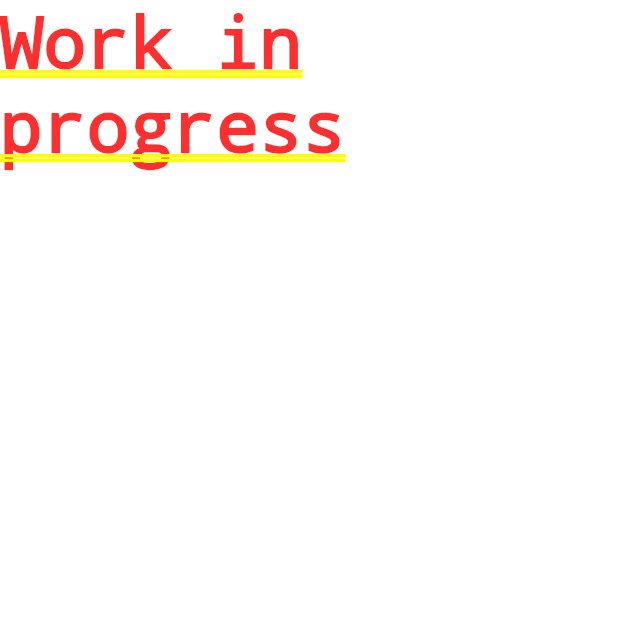
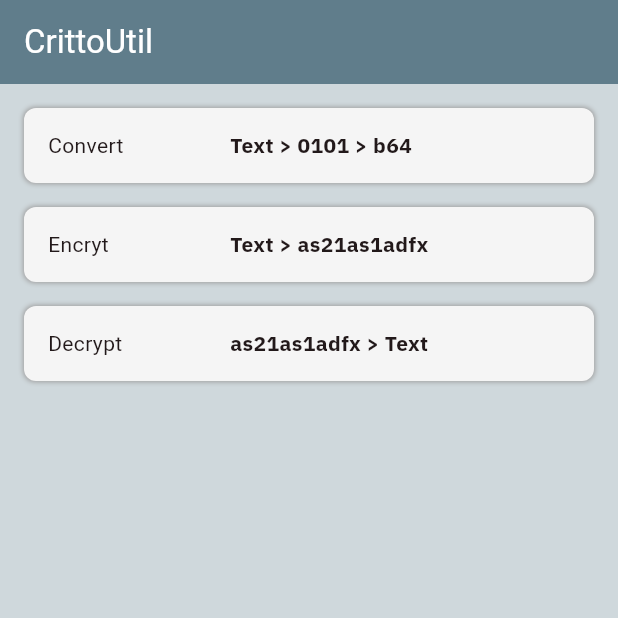
Before and after one commit to jonathanlamela/crittoutil, a Flutter app: the screen it shows after launch, on a phone screen of 412 x 824 dp, the top half of it. Run offline on Flutter 3.47's test engine with Material 3 defaults, Android fonts, the phone set to English and light mode, and no system bars; our stand-ins replace google_fonts.

Commit message:
added dark mode

```diff
--- /dev/null
+++ b/l10n.yaml
@@ -0,0 +1,3 @@
+synthetic-package: false
+output-dir: lib/src/generated/i18n
+template-arb-file: app_en.arb
--- /dev/null
+++ b/lib/l10n/app_en.arb
@@ -0,0 +1,9 @@
+{
+    "@@locale": "en",
+    "convert": "Convert",
+    "@convert": {},
+    "encrypt": "Encryt",
+    "@encrypt": {},
+    "decrypt": "Decrypt",
+    "@decrypt": {}
+}
--- /dev/null
+++ b/lib/l10n/app_it.arb
@@ -0,0 +1,6 @@
+{
+    "@@locale": "it",
+    "convert": "Converti",
+    "encrypt": "Cifra",
+    "decrypt": "Decifra"
+}
--- a/lib/main.dart
+++ b/lib/main.dart
@@ -1,3 +1,5 @@
+import 'package:crittoutil/screens/home_screen.dart';
+import 'package:crittoutil/src/generated/i18n/app_localizations.dart';
 import 'package:flutter/material.dart';
 
 void main() {
@@ -12,10 +14,29 @@ class MyApp extends StatelessWidget {
   Widget build(BuildContext context) {
     return MaterialApp(
       title: 'Critto Util',
+      themeMode: ThemeMode.system,
       theme: ThemeData(
-        colorScheme: ColorScheme.fromSeed(seedColor: Colors.deepPurple),
+        colorScheme: ColorScheme.fromSeed(
+          seedColor: Colors.pink,
+          primary: Colors.blueGrey,
+          primaryContainer: Colors.blueGrey.shade100,
+          secondaryContainer: Colors.grey.shade100,
+        ),
       ),
-      home: Container(child: Text("Work in progress")),
+      darkTheme: ThemeData(
+        colorScheme: ColorScheme.fromSeed(
+          seedColor: Colors.pink,
+          primary: Colors.blueGrey.shade900,
+          primaryContainer: Colors.blueGrey.shade800,
+          secondaryContainer: Colors.black,
+        ),
+        textTheme: TextTheme(bodyMedium: TextStyle(color: Colors.white)),
+      ),
+
+      localizationsDelegates: AppLocalizations.localizationsDelegates,
+      supportedLocales: AppLocalizations.supportedLocales,
+      debugShowCheckedModeBanner: false,
+      home: HomeScreen(),
     );
   }
 }
--- /dev/null
+++ b/lib/screens/home_screen.dart
@@ -0,0 +1,33 @@
+import 'package:crittoutil/widgets/buttons/converter_button.dart';
+import 'package:crittoutil/widgets/buttons/decrypt_button.dart';
+import 'package:crittoutil/widgets/buttons/encrypt_button.dart';
+import 'package:flutter/material.dart';
+
+class HomeScreen extends StatelessWidget {
+  const HomeScreen({super.key});
+
+  @override
+  Widget build(BuildContext context) {
+    return Scaffold(
+      appBar: AppBar(
+        title: Text("CrittoUtil", style: TextStyle(color: Colors.white)),
+        backgroundColor: Theme.of(context).colorScheme.primary,
+      ),
+      backgroundColor: Theme.of(context).colorScheme.primaryContainer,
+      body: Container(
+        padding: EdgeInsets.all(16),
+        child: Column(
+          mainAxisSize: MainAxisSize.max,
+          crossAxisAlignment: CrossAxisAlignment.stretch,
+          mainAxisAlignment: MainAxisAlignment.start,
+          spacing: 16,
+          children: [
+            ConverterButton(onClick: () {}),
+            EncryptButton(onClick: () {}),
+            DecryptButton(onClick: () {}),
+          ],
+        ),
+      ),
+    );
+  }
+}
--- /dev/null
+++ b/lib/widgets/buttons/converter_button.dart
@@ -0,0 +1,35 @@
+import 'package:crittoutil/src/generated/i18n/app_localizations.dart';
+import 'package:crittoutil/widgets/buttons/generic_home_button.dart';
+import 'package:flutter/material.dart';
+import 'package:google_fonts/google_fonts.dart';
+
+class ConverterButton extends StatelessWidget {
+  final Function onClick;
+
+  const ConverterButton({super.key, required this.onClick});
+
+  @override
+  Widget build(BuildContext context) {
+    return GenericHomeButton(
+      onClick: () {},
+      child: Row(
+        mainAxisAlignment: MainAxisAlignment.start,
+        crossAxisAlignment: CrossAxisAlignment.center,
+        children: [
+          Expanded(flex: 1, child: Text(AppLocalizations.of(context)!.convert)),
+          Expanded(
+            flex: 2,
+            child: Row(
+              children: [
+                Text(
+                  "Text > 0101 > b64",
+                  style: GoogleFonts.ibmPlexSans(fontWeight: FontWeight.bold),
+                ),
+              ],
+            ),
+          ),
+        ],
+      ),
+    );
+  }
+}
--- /dev/null
+++ b/lib/widgets/buttons/decrypt_button.dart
@@ -0,0 +1,35 @@
+import 'package:crittoutil/src/generated/i18n/app_localizations.dart';
+import 'package:crittoutil/widgets/buttons/generic_home_button.dart';
+import 'package:flutter/material.dart';
+import 'package:google_fonts/google_fonts.dart';
+
+class DecryptButton extends StatelessWidget {
+  final Function onClick;
+
+  const DecryptButton({super.key, required this.onClick});
+
+  @override
+  Widget build(BuildContext context) {
+    return GenericHomeButton(
+      onClick: () {},
+      child: Row(
+        mainAxisAlignment: MainAxisAlignment.start,
+        crossAxisAlignment: CrossAxisAlignment.center,
+        children: [
+          Expanded(flex: 1, child: Text(AppLocalizations.of(context)!.decrypt)),
+          Expanded(
+            flex: 2,
+            child: Row(
+              children: [
+                Text(
+                  "as21as1adfx > Text",
+                  style: GoogleFonts.ibmPlexSans(fontWeight: FontWeight.bold),
+                ),
+              ],
+            ),
+          ),
+        ],
+      ),
+    );
+  }
+}
--- /dev/null
+++ b/lib/widgets/buttons/encrypt_button.dart
@@ -0,0 +1,36 @@
+import 'package:crittoutil/src/generated/i18n/app_localizations.dart';
+import 'package:crittoutil/widgets/buttons/generic_home_button.dart';
+import 'package:flutter/material.dart';
+import 'package:google_fonts/google_fonts.dart';
+
+class EncryptButton extends StatelessWidget {
+  final Function onClick;
+
+  const EncryptButton({super.key, required this.onClick});
+
+  @override
+  Widget build(BuildContext context) {
+    return GenericHomeButton(
+      onClick: () {},
+      child: Row(
+        mainAxisAlignment: MainAxisAlignment.start,
+        crossAxisAlignment: CrossAxisAlignment.center,
+        children: [
+          Expanded(flex: 1, child: Text(AppLocalizations.of(context)!.encrypt)),
+          Expanded(
+            flex: 2,
+            child: Row(
+              crossAxisAlignment: CrossAxisAlignment.end,
+              children: [
+                Text(
+                  "Text > as21as1adfx",
+                  style: GoogleFonts.ibmPlexSans(fontWeight: FontWeight.bold),
+                ),
+              ],
+            ),
+          ),
+        ],
+      ),
+    );
+  }
+}
--- /dev/null
+++ b/lib/widgets/buttons/generic_home_button.dart
@@ -0,0 +1,40 @@
+import 'package:flutter/material.dart';
+
+class GenericHomeButton extends StatelessWidget {
+  final Function onClick;
+  final Widget child;
+
+  const GenericHomeButton({
+    super.key,
+    required this.onClick,
+    required this.child,
+  });
+
+  @override
+  Widget build(BuildContext context) {
+    return Container(
+      height: 50,
+      decoration: BoxDecoration(
+        color: Theme.of(context).colorScheme.secondaryContainer,
+        boxShadow: [
+          BoxShadow(
+            blurRadius: 2,
+            offset: Offset(0, 0),
+            spreadRadius: 0.1,
+            color: Colors.grey.shade500,
+          ),
+        ],
+        borderRadius: BorderRadius.all(Radius.circular(8)),
+      ),
+      child: Material(
+        type: MaterialType.transparency,
+        child: InkWell(
+          borderRadius: BorderRadius.all(Radius.circular(8)),
+          splashColor: Colors.grey,
+          onTap: () {},
+          child: Padding(padding: EdgeInsets.only(left: 16), child: child),
+        ),
+      ),
+    );
+  }
+}
--- a/pubspec.yaml
+++ b/pubspec.yaml
@@ -34,6 +34,10 @@ dependencies:
   # The following adds the Cupertino Icons font to your application.
   # Use with the CupertinoIcons class for iOS style icons.
   cupertino_icons: ^1.0.8
+  flutter_localizations:
+    sdk: flutter
+  intl: any
+  google_fonts: ^6.2.1
 
 dev_dependencies:
   flutter_test:
```
Also changed, not shown: Screenshot_20250402_091340.png (added), lib/src/generated/i18n/app_localizations.dart (added), lib/src/generated/i18n/app_localizations_en.dart (added), lib/src/generated/i18n/app_localizations_it.dart (added), pubspec.lock, 7 other files.
